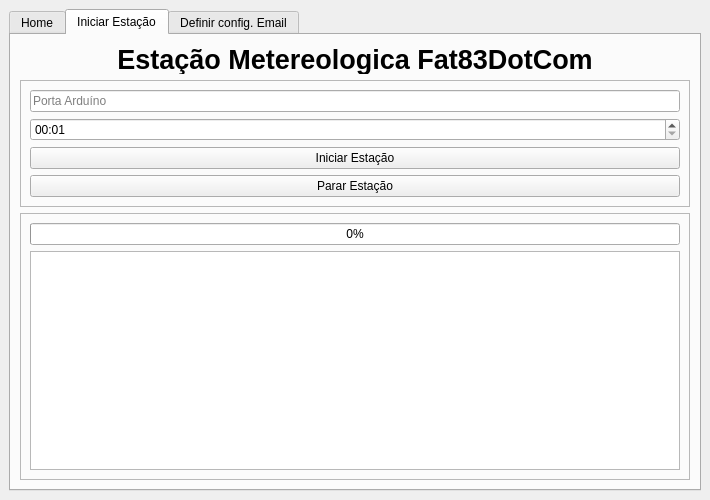
The window that interface.ui (Fat83dotcom/Interface_Estacao) describes before a commit, drawn with Qt 5.
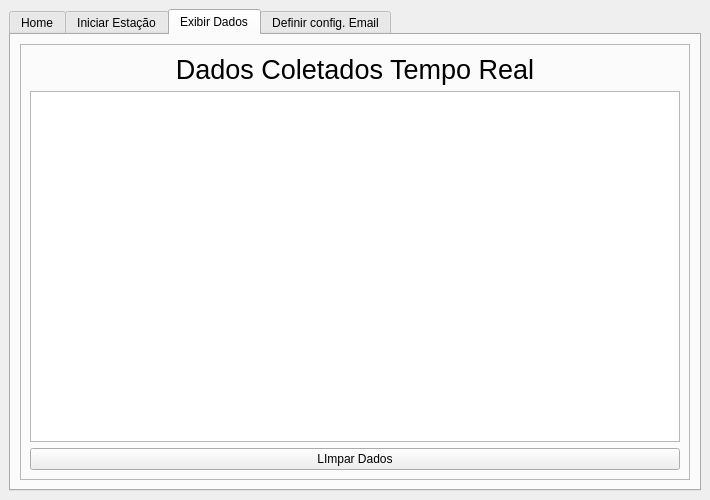
The same window after the commit.

Commit message: Implementação de uma lista mostrando os dados coletados em tempo real, com um botão para limpar a lista quando desejado

```diff
--- a/interface.ui
+++ b/interface.ui
@@ -18,7 +18,7 @@
     <item>
      <widget class="QTabWidget" name="tabWidget">
       <property name="currentIndex">
-       <number>1</number>
+       <number>2</number>
       </property>
       <widget class="QWidget" name="paginaApresentacao">
        <attribute name="title">
@@ -158,6 +158,62 @@
         </item>
        </layout>
       </widget>
+      <widget class="QWidget" name="mostrarDadosTReal">
+       <property name="enabled">
+        <bool>true</bool>
+       </property>
+       <attribute name="title">
+        <string>Exibir Dados</string>
+       </attribute>
+       <layout class="QVBoxLayout" name="verticalLayout_9">
+        <item>
+         <widget class="QFrame" name="frame_3">
+          <property name="frameShape">
+           <enum>QFrame::StyledPanel</enum>
+          </property>
+          <property name="frameShadow">
+           <enum>QFrame::Raised</enum>
+          </property>
+          <layout class="QVBoxLayout" name="verticalLayout_10">
+           <item>
+            <widget class="QLabel" name="label_4">
+             <property name="font">
+              <font>
+               <pointsize>20</pointsize>
+              </font>
+             </property>
+             <property name="text">
+              <string>Dados Coletados Tempo Real</string>
+             </property>
+             <property name="alignment">
+              <set>Qt::AlignCenter</set>
+             </property>
+            </widget>
+           </item>
+           <item>
+            <widget class="QListView" name="filaDadosColetados"/>
+           </item>
+           <item>
+            <widget class="QPushButton" name="btnLimparDadosColetados">
+             <property name="text">
+              <string>LImpar Dados</string>
+             </property>
+             <property name="autoDefault">
+              <bool>false</bool>
+             </property>
+             <property name="default">
+              <bool>false</bool>
+             </property>
+             <property name="flat">
+              <bool>false</bool>
+             </property>
+            </widget>
+           </item>
+          </layout>
+         </widget>
+        </item>
+       </layout>
+      </widget>
       <widget class="QWidget" name="emailUser">
        <attribute name="title">
         <string>Definir config. Email</string>
```
The commit also changes 2 other files.
